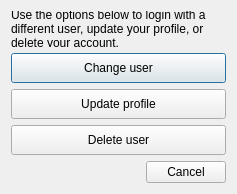
Qt form LDMP/gui/DlgSettingsEdit.ui (ConservationInternational/trends.earth) before a commit.
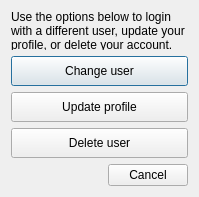
The same form after that commit.

The edit to the form file:
```diff
--- a/LDMP/gui/DlgSettingsEdit.ui
+++ b/LDMP/gui/DlgSettingsEdit.ui
@@ -6,12 +6,12 @@
    <rect>
     <x>0</x>
     <y>0</y>
-    <width>237</width>
-    <height>194</height>
+    <width>199</width>
+    <height>197</height>
    </rect>
   </property>
   <property name="sizePolicy">
-   <sizepolicy hsizetype="Fixed" vsizetype="Minimum">
+   <sizepolicy hsizetype="Fixed" vsizetype="Fixed">
     <horstretch>0</horstretch>
     <verstretch>0</verstretch>
    </sizepolicy>
```
